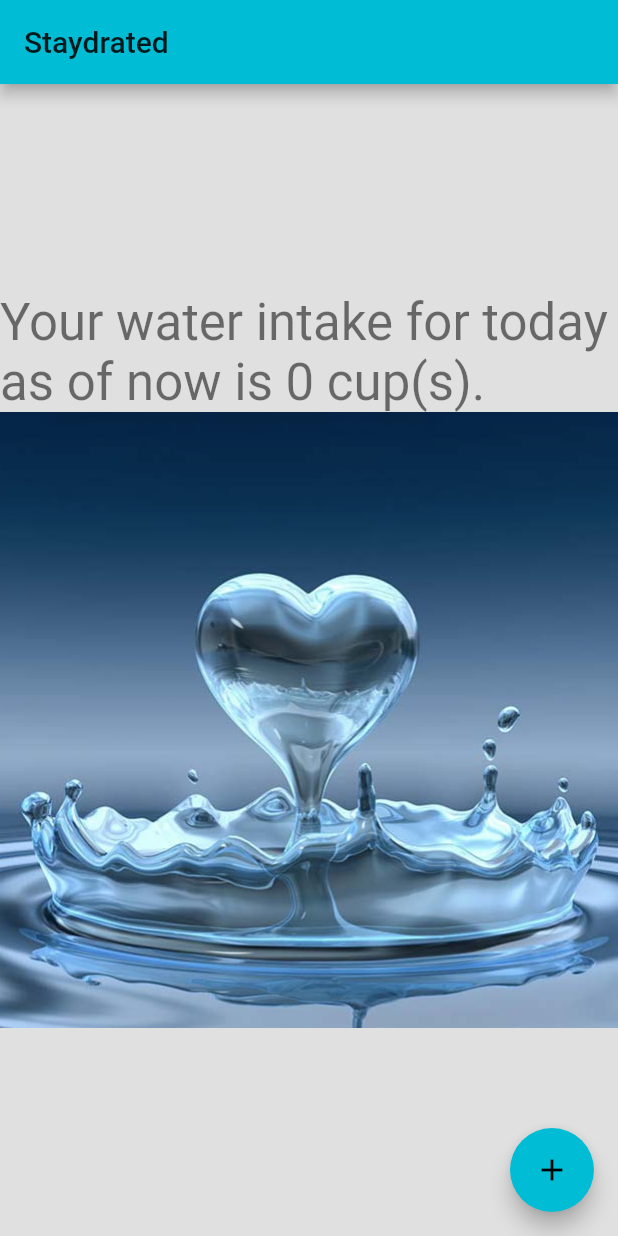
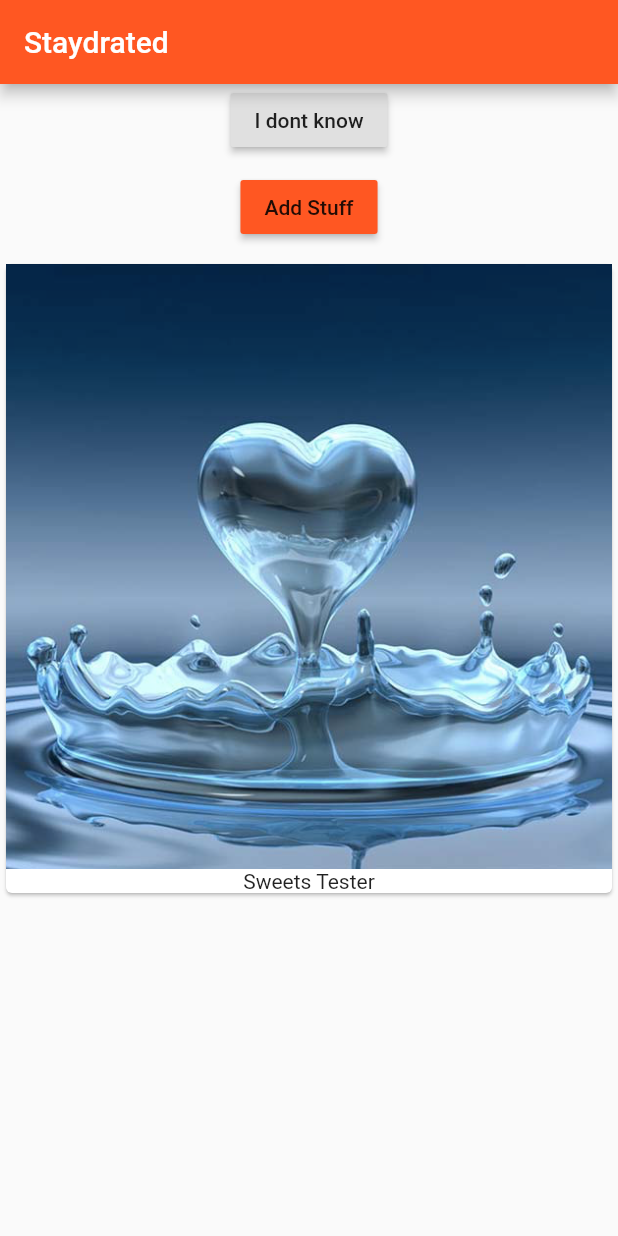
Before and after one commit to alvinwang922/Staydrated, a Flutter app: the screen it shows after launch, on a phone screen of 412 x 824 dp. Run offline on Flutter 3.47's test engine with Material 2 defaults, Android fonts, the phone set to English and light mode, and no system bars.

Commit message:
Updated App

```diff
--- a/lib/main.dart
+++ b/lib/main.dart
@@ -1,4 +1,6 @@
 import 'package:flutter/material.dart';
+
+import './product_manager.dart';
 
 void main() => runApp(MyApp());
 
@@ -6,60 +8,23 @@ class MyApp extends StatelessWidget {
   @override
   Widget build(BuildContext context) {
     return MaterialApp(
-      title: 'Staydrated',
       theme: ThemeData(
-        primarySwatch: Colors.cyan,
+        primarySwatch: Colors.deepOrange,
+        accentColor: Colors.deepPurple
       ),
-      home: MyHomePage(title: 'Staydrated'),
+      home: Scaffold(
+        appBar: AppBar(
+          title: Text('Staydrated'),
+        ),
+        body: Column(
+          children: [
+            RaisedButton(
+              onPressed: () {},
+              child: Text('I dont know'),
+            ),
+            ProductManager()
+        ],
+      ),),
     );
   }
 }
-
-class MyHomePage extends StatefulWidget {
-  MyHomePage({Key key, this.title}) : super(key: key);
-
-  final String title;
-
-  @override
-  _MyHomePageState createState() => _MyHomePageState();
-}
-
-class _MyHomePageState extends State<MyHomePage> {
-  int _counter = 0;
-
-  void _incrementCounter() {
-    setState(() {
-      _counter++;
-    });
-  }
-
-  @override
-  Widget build(BuildContext context) {
-    return Scaffold(
-      backgroundColor: Colors.grey[300],
-      appBar: AppBar(
-        title: Text(widget.title),
-      ),
-      body: Center(
-        child:
-          Column(
-          mainAxisAlignment: MainAxisAlignment.center,
-          children: <Widget>[
-            Text(
-              'Your water intake for today as of now is ' + '$_counter'  + ' cup(s).',
-              style: Theme.of(context).textTheme.display1,
-            ),
-            Image.asset(
-                'images/droplet.png'
-            ),
-          ],
-        ),
-      ),
-      floatingActionButton: FloatingActionButton(
-        onPressed: _incrementCounter,
-        tooltip: 'Increment',
-        child: Icon(Icons.add),
-      ),
-    );
-  }
-}
--- /dev/null
+++ b/lib/product_control.dart
@@ -0,0 +1,18 @@
+import 'package:flutter/material.dart';
+
+class ProductControl extends StatelessWidget {
+  final Function addProduct;
+
+  ProductControl(this.addProduct);
+
+  @override
+  Widget build(BuildContext context) {
+    return RaisedButton(
+        color: Theme.of(context).primaryColor,
+        onPressed: () {
+          addProduct('Candies');
+        },
+        child: Text('Add Stuff'),
+    );
+  }
+}
--- /dev/null
+++ b/lib/product_manager.dart
@@ -0,0 +1,50 @@
+import 'package:flutter/material.dart';
+
+import './products.dart';
+import './product_control.dart';
+
+class ProductManager extends StatefulWidget {
+  final String startingProduct;
+
+  ProductManager({this.startingProduct = 'Sweets Tester'});
+
+  @override
+  State<StatefulWidget> createState() {
+    // TODO: implement createState
+    return _ProductManagerState();
+  }
+}
+
+class _ProductManagerState extends State<ProductManager> {
+  List<String> _products = [];
+
+  @override
+  void initState() {
+    _products.add(widget.startingProduct);
+    super.initState();
+  }
+
+ @override
+  void didUpdateWidget(ProductManager oldWidget) {
+    super.didUpdateWidget(oldWidget);
+  }
+
+  void _addProduct(String product) {
+    setState(() {
+      _products.add(product);
+    });
+  }
+
+  @override
+  Widget build(BuildContext context) {
+    return Column(
+      children: [
+        Container(
+          margin: EdgeInsets.all(10.0),
+          child: ProductControl(_addProduct),
+        ),
+        Products(_products)
+      ],
+    );
+  }
+}
--- /dev/null
+++ b/lib/products.dart
@@ -0,0 +1,24 @@
+import 'package:flutter/material.dart';
+
+class Products extends StatelessWidget {
+  final List<String> products;
+
+  Products(this.products);
+
+  @override
+  Widget build(BuildContext context) {
+    return Column(
+      children: products
+          .map(
+            (element) => Card(
+            child: Column(
+              children: <Widget>[
+                Image.asset('images/droplet.png'),
+                Text(element)
+              ],
+            ),
+          ))
+          .toList(),
+    );
+  }
+}
```
Also changed, not shown: 32 other files.
